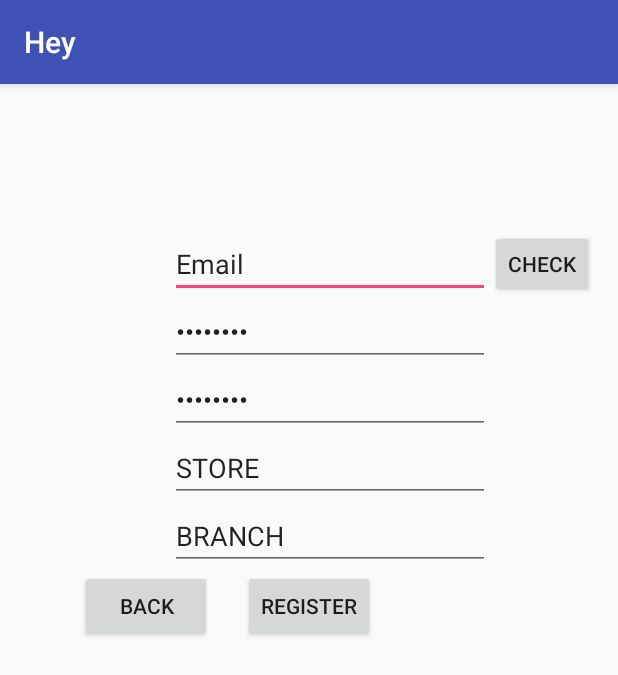
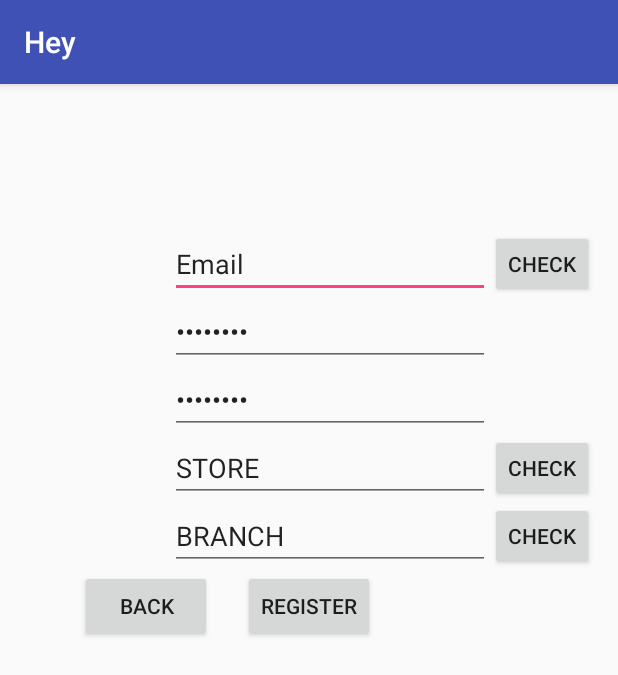
Before and after one commit to tmdgns110/signproject, an Android app: the RegisterActivity screen opened directly, with no data from a screen before it, on a phone screen of 412 x 824 dp. Shown: the top 675 px of the screen. Run offline under Robolectric (Android 15) with nearby library versions, the phone set to English and light mode, and no system bars.

Commit message:
회원가입 php mysql 연동 하여 아이디, 가게명, 지점명 중복인지 아닌지 확인 가능 php 파일 그대로 사용하고, mysql은 employee101 데이터 베이스 이름 employee_data 데이터 베이스 테이블 이름 employee_data 테이블 속성은 username, password, store, branch 총 네가지

```diff
--- a/Project_base_2/app/src/main/res/layout/activity_register.xml
+++ b/Project_base_2/app/src/main/res/layout/activity_register.xml
@@ -14,40 +14,40 @@
         android:layout_height="wrap_content"
         android:inputType="textEmailAddress"
         android:ems="10"
-        android:id="@+id/editText"
+        android:id="@+id/RetUserName"
         android:layout_marginTop="81dp"
         android:text="Email"
         android:layout_alignParentTop="true"
-        android:layout_toStartOf="@+id/button5" />
+        android:layout_toStartOf="@+id/OnCheck" />
 
     <EditText
         android:layout_width="wrap_content"
         android:layout_height="wrap_content"
         android:inputType="textPassword"
         android:ems="10"
-        android:id="@+id/editText2"
+        android:id="@+id/RetPassword"
         android:text="passowrd"
-        android:layout_below="@+id/editText"
-        android:layout_alignStart="@+id/editText" />
+        android:layout_below="@+id/RetUserName"
+        android:layout_alignStart="@+id/RetUserName" />
 
     <EditText
         android:layout_width="wrap_content"
         android:layout_height="wrap_content"
         android:inputType="textPassword"
         android:ems="10"
-        android:id="@+id/editText3"
+        android:id="@+id/RetPasswordConf"
         android:text="Password"
-        android:layout_below="@+id/editText2"
-        android:layout_alignStart="@+id/editText2" />
+        android:layout_below="@+id/RetPassword"
+        android:layout_alignStart="@+id/RetPassword" />
 
     <EditText
         android:layout_width="wrap_content"
         android:layout_height="wrap_content"
         android:inputType="textMultiLine"
         android:ems="10"
-        android:id="@+id/editText4"
-        android:layout_below="@+id/editText3"
-        android:layout_alignStart="@+id/editText3"
+        android:id="@+id/RetStore"
+        android:layout_below="@+id/RetPasswordConf"
+        android:layout_alignStart="@+id/RetPasswordConf"
         android:text="STORE " />
 
     <EditText
@@ -55,9 +55,9 @@
         android:layout_height="wrap_content"
         android:inputType="textMultiLine"
         android:ems="10"
-        android:id="@+id/editText5"
-        android:layout_below="@+id/editText4"
-        android:layout_alignStart="@+id/editText4"
+        android:id="@+id/RetBranch"
+        android:layout_below="@+id/RetStore"
+        android:layout_alignStart="@+id/RetStore"
         android:text="BRANCH" />
 
     <Button
@@ -65,7 +65,7 @@
         android:layout_height="wrap_content"
         android:text="BACK"
         android:id="@+id/button4"
-        android:layout_below="@+id/editText5"
+        android:layout_below="@+id/RetBranch"
         android:layout_alignParentStart="true"
         android:layout_marginStart="37dp"
         android:onClick="LBACK" />
@@ -75,17 +75,43 @@
         android:layout_width="wrap_content"
         android:layout_height="wrap_content"
         android:text="CHECK"
-        android:id="@+id/button5"
-        android:layout_alignTop="@+id/editText"
+        android:id="@+id/OnCheck"
+        android:layout_alignTop="@+id/RetUserName"
         android:layout_alignParentEnd="true"
-        android:layout_above="@+id/editText2" />
+        android:layout_above="@+id/RetPassword"
+        android:onClick="OnCheck" />
 
     <Button
         android:layout_width="wrap_content"
         android:layout_height="wrap_content"
         android:text="REGISTER"
         android:id="@+id/button6"
-        android:layout_below="@+id/editText5"
-        android:layout_centerHorizontal="true" />
+        android:layout_below="@+id/RetBranch"
+        android:layout_centerHorizontal="true"
+        android:onClick="REGISTER" />
+
+    <Button
+        style="?android:attr/buttonStyleSmall"
+        android:layout_width="wrap_content"
+        android:layout_height="wrap_content"
+        android:text="CHECK"
+        android:id="@+id/CStore"
+        android:layout_below="@+id/RetPasswordConf"
+        android:layout_toEndOf="@+id/RetPasswordConf"
+        android:layout_above="@+id/RetBranch"
+        android:onClick="CStore" />
+
+    <Button
+        style="?android:attr/buttonStyleSmall"
+        android:layout_width="wrap_content"
+        android:layout_height="wrap_content"
+        android:text="CHECK"
+        android:id="@+id/CBranch"
+        android:layout_below="@+id/RetStore"
+        android:layout_toEndOf="@+id/RetStore"
+        android:layout_alignBottom="@+id/RetBranch"
+        android:onClick="CBranch" />
+
+
 
 </RelativeLayout>
```
Also changed, not shown: Project_base_2/app/src/main/java/kr/soen/project_base_2/RBackgroundWorker.java (added, +153 -0 lines), Project_base_2/app/src/main/java/kr/soen/project_base_2/RegisterActivity.java (+127 -1 lines), 3 other files.
